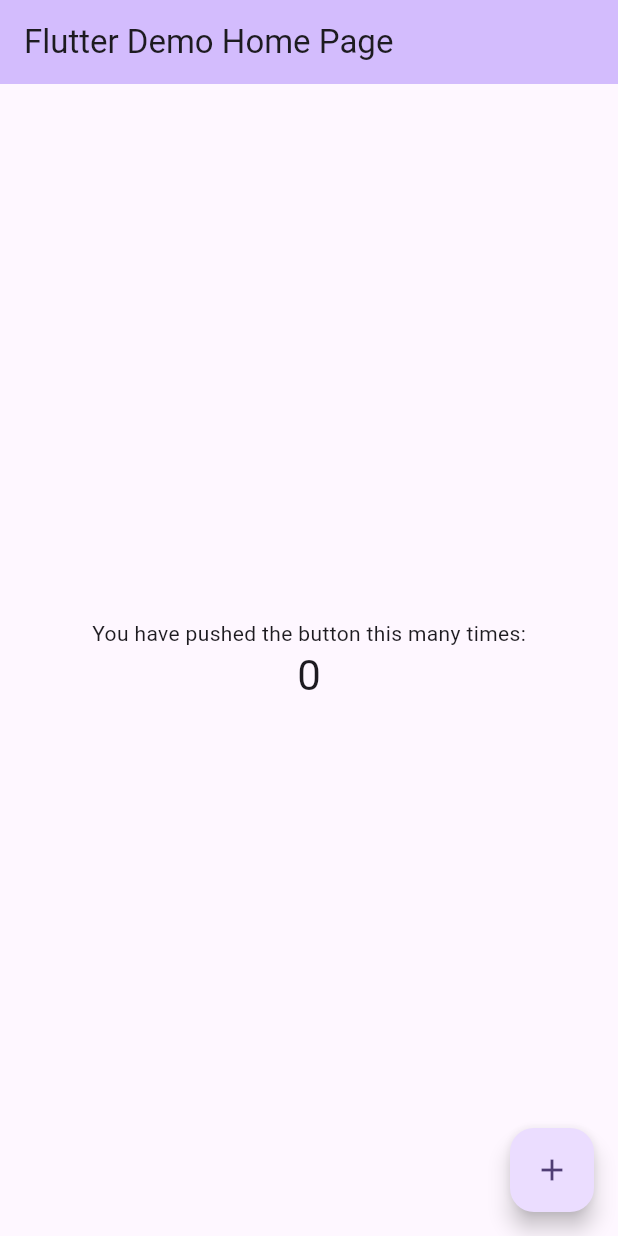
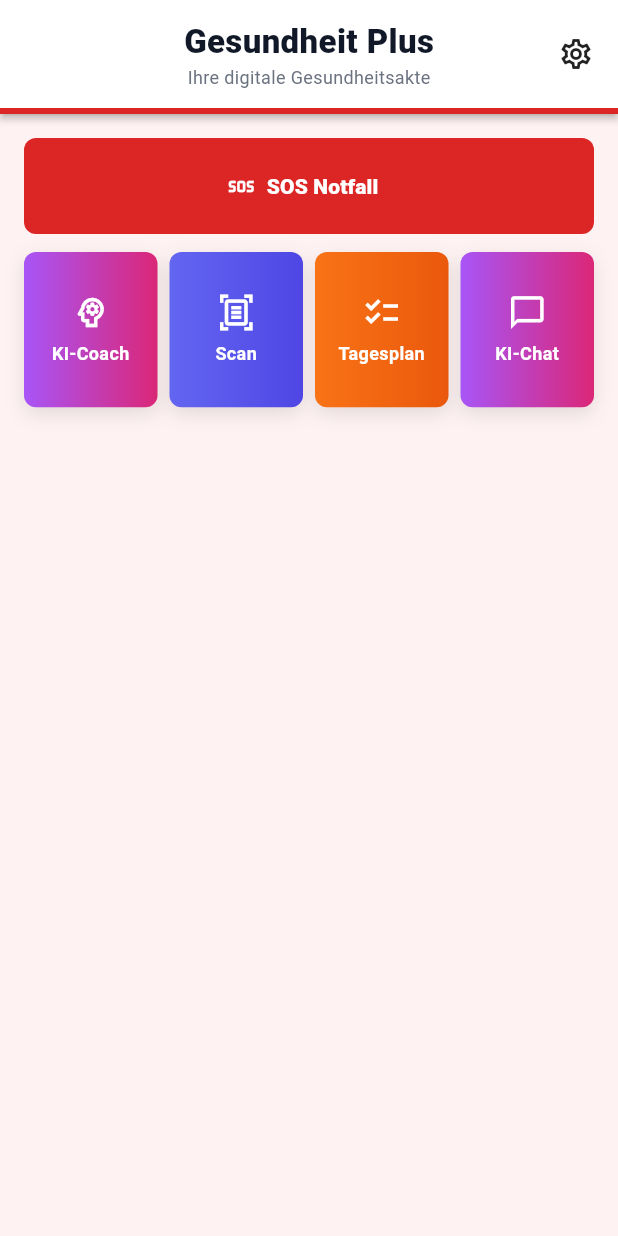
Before and after one commit to rweisssieker-xp/PTD-Gesundheitplus-Flutter-06-2026, a Flutter app: the screen it shows after launch, on a phone screen of 412 x 824 dp. Run offline on Flutter 3.47's test engine with Material 3 defaults, Android fonts, the phone set to English and light mode, and no system bars; our stand-ins replace go_router.

Commit message:
feat: add Flutter app shell and visual tokens

```diff
--- a/flutter_app/lib/main.dart
+++ b/flutter_app/lib/main.dart
@@ -1,122 +1,8 @@
 import 'package:flutter/material.dart';
 
+import 'src/app/gesundheit_app.dart';
+
 void main() {
-  runApp(const MyApp());
+  WidgetsFlutterBinding.ensureInitialized();
+  runApp(const GesundheitApp());
 }
-
-class MyApp extends StatelessWidget {
-  const MyApp({super.key});
-
-  // This widget is the root of your application.
-  @override
-  Widget build(BuildContext context) {
-    return MaterialApp(
-      title: 'Flutter Demo',
-      theme: ThemeData(
-        // This is the theme of your application.
-        //
-        // TRY THIS: Try running your application with "flutter run". You'll see
-        // the application has a purple toolbar. Then, without quitting the app,
-        // try changing the seedColor in the colorScheme below to Colors.green
-        // and then invoke "hot reload" (save your changes or press the "hot
-        // reload" button in a Flutter-supported IDE, or press "r" if you used
-        // the command line to start the app).
-        //
-        // Notice that the counter didn't reset back to zero; the application
-        // state is not lost during the reload. To reset the state, use hot
-        // restart instead.
-        //
-        // This works for code too, not just values: Most code changes can be
-        // tested with just a hot reload.
-        colorScheme: .fromSeed(seedColor: Colors.deepPurple),
-      ),
-      home: const MyHomePage(title: 'Flutter Demo Home Page'),
-    );
-  }
-}
-
-class MyHomePage extends StatefulWidget {
-  const MyHomePage({super.key, required this.title});
-
-  // This widget is the home page of your application. It is stateful, meaning
-  // that it has a State object (defined below) that contains fields that affect
-  // how it looks.
-
-  // This class is the configuration for the state. It holds the values (in this
-  // case the title) provided by the parent (in this case the App widget) and
-  // used by the build method of the State. Fields in a Widget subclass are
-  // always marked "final".
-
-  final String title;
-
-  @override
-  State<MyHomePage> createState() => _MyHomePageState();
-}
-
-class _MyHomePageState extends State<MyHomePage> {
-  int _counter = 0;
-
-  void _incrementCounter() {
-    setState(() {
-      // This call to setState tells the Flutter framework that something has
-      // changed in this State, which causes it to rerun the build method below
-      // so that the display can reflect the updated values. If we changed
-      // _counter without calling setState(), then the build method would not be
-      // called again, and so nothing would appear to happen.
-      _counter++;
-    });
-  }
-
-  @override
-  Widget build(BuildContext context) {
-    // This method is rerun every time setState is called, for instance as done
-    // by the _incrementCounter method above.
-    //
-    // The Flutter framework has been optimized to make rerunning build methods
-    // fast, so that you can just rebuild anything that needs updating rather
-    // than having to individually change instances of widgets.
-    return Scaffold(
-      appBar: AppBar(
-        // TRY THIS: Try changing the color here to a specific color (to
-        // Colors.amber, perhaps?) and trigger a hot reload to see the AppBar
-        // change color while the other colors stay the same.
-        backgroundColor: Theme.of(context).colorScheme.inversePrimary,
-        // Here we take the value from the MyHomePage object that was created by
-        // the App.build method, and use it to set our appbar title.
-        title: Text(widget.title),
-      ),
-      body: Center(
-        // Center is a layout widget. It takes a single child and positions it
-        // in the middle of the parent.
-        child: Column(
-          // Column is also a layout widget. It takes a list of children and
-          // arranges them vertically. By default, it sizes itself to fit its
-          // children horizontally, and tries to be as tall as its parent.
-          //
-          // Column has various properties to control how it sizes itself and
-          // how it positions its children. Here we use mainAxisAlignment to
-          // center the children vertically; the main axis here is the vertical
-          // axis because Columns are vertical (the cross axis would be
-          // horizontal).
-          //
-          // TRY THIS: Invoke "debug painting" (choose the "Toggle Debug Paint"
-          // action in the IDE, or press "p" in the console), to see the
-          // wireframe for each widget.
-          mainAxisAlignment: .center,
-          children: [
-            const Text('You have pushed the button this many times:'),
-            Text(
-              '$_counter',
-              style: Theme.of(context).textTheme.headlineMedium,
-            ),
-          ],
-        ),
-      ),
-      floatingActionButton: FloatingActionButton(
-        onPressed: _incrementCounter,
-        tooltip: 'Increment',
-        child: const Icon(Icons.add),
-      ),
-    );
-  }
-}
--- /dev/null
+++ b/flutter_app/lib/src/app/app_router.dart
@@ -0,0 +1,9 @@
+import 'package:go_router/go_router.dart';
+
+import '../features/dashboard/presentation/dashboard_screen.dart';
+
+final appRouter = GoRouter(
+  routes: [
+    GoRoute(path: '/', builder: (context, state) => const DashboardScreen()),
+  ],
+);
--- /dev/null
+++ b/flutter_app/lib/src/app/app_theme.dart
@@ -0,0 +1,27 @@
+import 'package:flutter/material.dart';
+
+import '../shared_ui/gp_colors.dart';
+
+class AppTheme {
+  const AppTheme._();
+
+  static ThemeData light() {
+    return ThemeData(
+      useMaterial3: true,
+      colorScheme: ColorScheme.fromSeed(
+        seedColor: GpColors.emergencyRed,
+        brightness: Brightness.light,
+      ),
+      scaffoldBackgroundColor: GpColors.redSurface,
+      cardTheme: CardThemeData(
+        color: GpColors.surface,
+        elevation: 2,
+        margin: EdgeInsets.zero,
+        shape: RoundedRectangleBorder(
+          borderRadius: BorderRadius.circular(8),
+          side: const BorderSide(color: GpColors.border),
+        ),
+      ),
+    );
+  }
+}
--- /dev/null
+++ b/flutter_app/lib/src/app/gesundheit_app.dart
@@ -0,0 +1,18 @@
+import 'package:flutter/material.dart';
+
+import 'app_router.dart';
+import 'app_theme.dart';
+
+class GesundheitApp extends StatelessWidget {
+  const GesundheitApp({super.key});
+
+  @override
+  Widget build(BuildContext context) {
+    return MaterialApp.router(
+      title: 'Gesundheit Plus',
+      theme: AppTheme.light(),
+      routerConfig: appRouter,
+      debugShowCheckedModeBanner: false,
+    );
+  }
+}
--- /dev/null
+++ b/flutter_app/lib/src/features/dashboard/presentation/dashboard_screen.dart
@@ -0,0 +1,80 @@
+import 'package:flutter/material.dart';
+
+import '../../../shared_ui/gp_action_tile.dart';
+import '../../../shared_ui/gp_colors.dart';
+import '../../../shared_ui/gp_header.dart';
+import '../../../shared_ui/gp_icons.dart';
+
+class DashboardScreen extends StatelessWidget {
+  const DashboardScreen({super.key});
+
+  @override
+  Widget build(BuildContext context) {
+    return Scaffold(
+      body: Column(
+        children: [
+          const GpHeader(actions: [Icon(Icons.settings_outlined)]),
+          Expanded(
+            child: ListView(
+              padding: const EdgeInsets.all(16),
+              children: [
+                SizedBox(
+                  height: 64,
+                  child: FilledButton.icon(
+                    style: FilledButton.styleFrom(
+                      backgroundColor: GpColors.emergencyRed,
+                      shape: RoundedRectangleBorder(
+                        borderRadius: BorderRadius.circular(8),
+                      ),
+                    ),
+                    onPressed: () {},
+                    icon: const Icon(GpIcons.emergency),
+                    label: const Text(
+                      'SOS Notfall',
+                      style: TextStyle(fontWeight: FontWeight.w800),
+                    ),
+                  ),
+                ),
+                const SizedBox(height: 12),
+                GridView.count(
+                  crossAxisCount: 4,
+                  shrinkWrap: true,
+                  physics: const NeverScrollableScrollPhysics(),
+                  crossAxisSpacing: 8,
+                  mainAxisSpacing: 8,
+                  childAspectRatio: 0.86,
+                  children: [
+                    GpActionTile(
+                      label: 'KI-Coach',
+                      icon: GpIcons.aiCoach,
+                      colors: GpColors.purplePink,
+                      onTap: () {},
+                    ),
+                    GpActionTile(
+                      label: 'Scan',
+                      icon: GpIcons.scan,
+                      colors: GpColors.indigo,
+                      onTap: () {},
+                    ),
+                    GpActionTile(
+                      label: 'Tagesplan',
+                      icon: GpIcons.dailyPlan,
+                      colors: GpColors.orange,
+                      onTap: () {},
+                    ),
+                    GpActionTile(
+                      label: 'KI-Chat',
+                      icon: GpIcons.chat,
+                      colors: GpColors.purplePink,
+                      onTap: () {},
+                    ),
+                  ],
+                ),
+              ],
+            ),
+          ),
+        ],
+      ),
+    );
+  }
+}
--- /dev/null
+++ b/flutter_app/lib/src/shared_ui/gp_action_tile.dart
@@ -0,0 +1,59 @@
+import 'package:flutter/material.dart';
+
+class GpActionTile extends StatelessWidget {
+  const GpActionTile({
+    super.key,
+    required this.label,
+    required this.icon,
+    required this.colors,
+    required this.onTap,
+  });
+
+  final String label;
+  final IconData icon;
+  final List<Color> colors;
+  final VoidCallback onTap;
+
+  @override
+  Widget build(BuildContext context) {
+    return SizedBox(
+      height: 80,
+      child: DecoratedBox(
+        decoration: BoxDecoration(
+          gradient: LinearGradient(colors: colors),
+          borderRadius: BorderRadius.circular(8),
+          boxShadow: const [
+            BoxShadow(
+              color: Color(0x1A000000),
+              blurRadius: 10,
+              offset: Offset(0, 4),
+            ),
+          ],
+        ),
+        child: Material(
+          color: Colors.transparent,
+          child: InkWell(
+            borderRadius: BorderRadius.circular(8),
+            onTap: onTap,
+            child: Column(
+              mainAxisAlignment: MainAxisAlignment.center,
+              children: [
+                Icon(icon, color: Colors.white, size: 26),
+                const SizedBox(height: 6),
+                Text(
+                  label,
+                  textAlign: TextAlign.center,
+                  style: const TextStyle(
+                    color: Colors.white,
+                    fontWeight: FontWeight.w700,
+                    fontSize: 12,
+                  ),
+                ),
+              ],
+            ),
+          ),
+        ),
+      ),
+    );
+  }
+}
--- /dev/null
+++ b/flutter_app/lib/src/shared_ui/gp_colors.dart
@@ -0,0 +1,19 @@
+import 'package:flutter/material.dart';
+
+class GpColors {
+  const GpColors._();
+
+  static const emergencyRed = Color(0xFFDC2626);
+  static const redSurface = Color(0xFFFEF2F2);
+  static const surface = Color(0xFFFFFFFF);
+  static const textPrimary = Color(0xFF111827);
+  static const textSecondary = Color(0xFF6B7280);
+  static const border = Color(0xFFE5E7EB);
+
+  static const blue = [Color(0xFF3B82F6), Color(0xFF2563EB)];
+  static const green = [Color(0xFF22C55E), Color(0xFF16A34A)];
+  static const purplePink = [Color(0xFFA855F7), Color(0xFFDB2777)];
+  static const indigo = [Color(0xFF6366F1), Color(0xFF4F46E5)];
+  static const orange = [Color(0xFFF97316), Color(0xFFEA580C)];
+  static const grayDark = [Color(0xFF374151), Color(0xFF111827)];
+}
--- /dev/null
+++ b/flutter_app/lib/src/shared_ui/gp_header.dart
@@ -0,0 +1,67 @@
+import 'package:flutter/material.dart';
+
+import 'gp_colors.dart';
+
+class GpHeader extends StatelessWidget {
+  const GpHeader({super.key, this.leading, this.actions = const []});
+
+  final Widget? leading;
+  final List<Widget> actions;
+
+  @override
+  Widget build(BuildContext context) {
+    return Material(
+      color: GpColors.surface,
+      elevation: 2,
+      child: SafeArea(
+        bottom: false,
+        child: Column(
+          mainAxisSize: MainAxisSize.min,
+          children: [
+            Padding(
+              padding: const EdgeInsets.symmetric(horizontal: 16, vertical: 12),
+              child: Row(
+                children: [
+                  SizedBox(width: 48, child: leading),
+                  const Expanded(
+                    child: Column(
+                      children: [
+                        Text(
+                          'Gesundheit Plus',
+                          style: TextStyle(
+                            fontSize: 22,
+                            fontWeight: FontWeight.w800,
+                            color: GpColors.textPrimary,
+                          ),
+                        ),
+                        Text(
+                          'Ihre digitale Gesundheitsakte',
+                          style: TextStyle(
+                            fontSize: 12,
+                            color: GpColors.textSecondary,
+                          ),
+                        ),
+                      ],
+                    ),
+                  ),
+                  SizedBox(
+                    width: 48,
+                    child: Row(
+                      mainAxisAlignment: MainAxisAlignment.end,
+                      children: actions,
+                    ),
+                  ),
+                ],
+              ),
+            ),
+            Container(
+              key: const Key('gp-header-red-border'),
+              height: 4,
+              color: GpColors.emergencyRed,
+            ),
+          ],
+        ),
+      ),
+    );
+  }
+}
--- /dev/null
+++ b/flutter_app/lib/src/shared_ui/gp_icons.dart
@@ -0,0 +1,24 @@
+import 'package:flutter/material.dart';
+
+class GpIcons {
+  const GpIcons._();
+
+  static const anamnesis = Icons.description_outlined;
+  static const healthcare = Icons.medical_services_outlined;
+  static const treatmentHistory = Icons.history_outlined;
+  static const vaccination = Icons.vaccines_outlined;
+  static const medication = Icons.medication_outlined;
+  static const appointments = Icons.calendar_month_outlined;
+  static const allergies = Icons.warning_amber_outlined;
+  static const prevention = Icons.fact_check_outlined;
+  static const bloodPressure = Icons.monitor_heart_outlined;
+  static const weight = Icons.scale_outlined;
+  static const aiCoach = Icons.psychology_outlined;
+  static const scan = Icons.document_scanner_outlined;
+  static const dailyPlan = Icons.checklist_outlined;
+  static const chat = Icons.chat_bubble_outline;
+  static const family = Icons.group_outlined;
+  static const interactions = Icons.health_and_safety_outlined;
+  static const export = Icons.download_outlined;
+  static const emergency = Icons.sos_outlined;
+}
```
Also changed, not shown: 2 other files.
